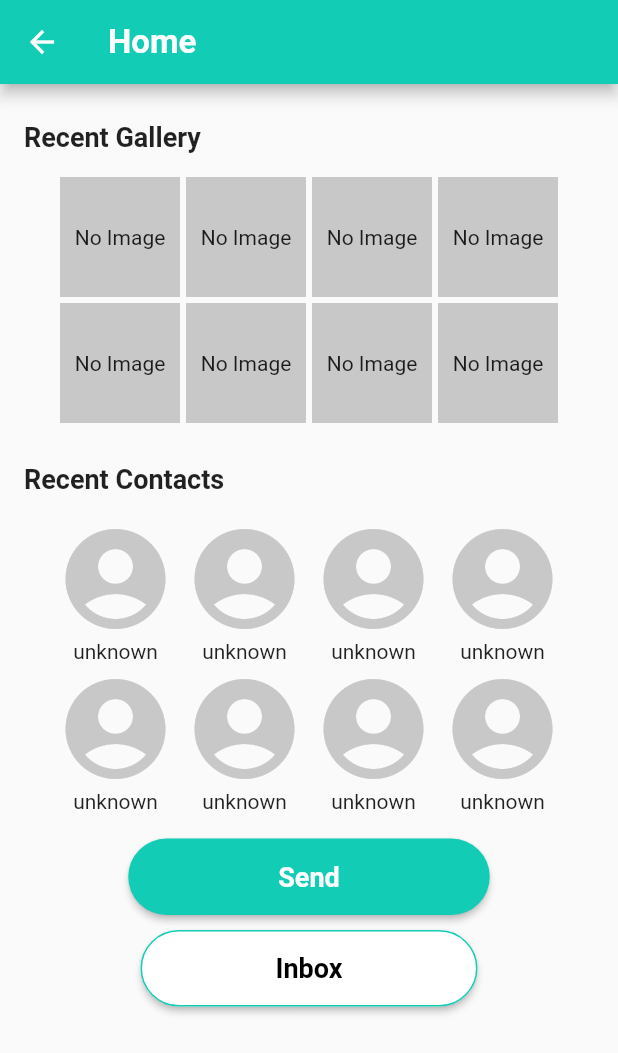
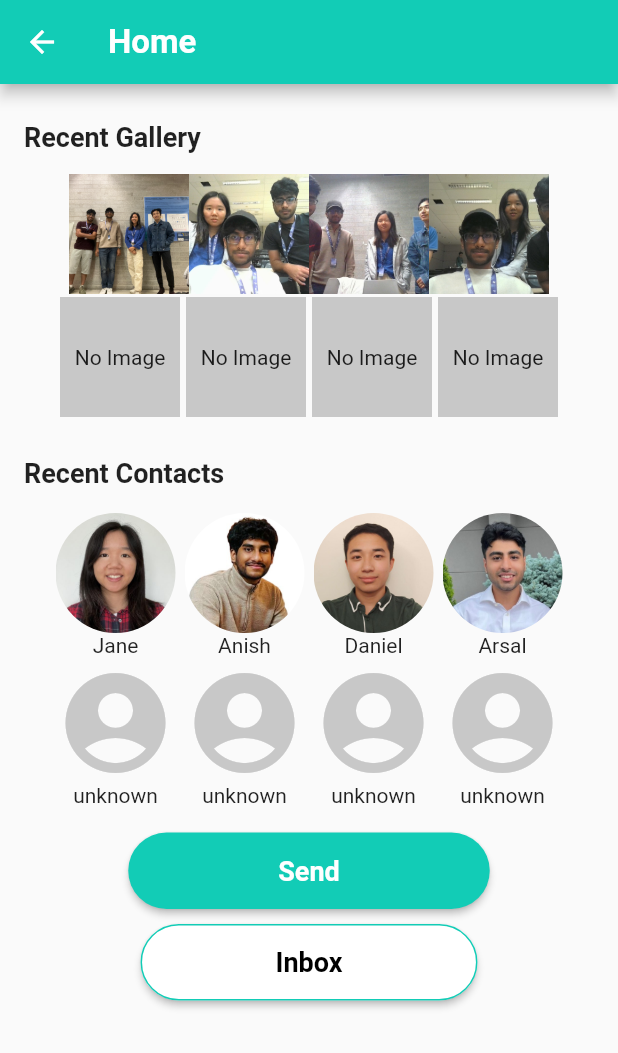
Before and after one commit to iCodePanda/FriendLens, a Flutter app: the Homepage screen opened directly, on a phone screen of 412 x 824 dp. Shown: the top 1053 px of the screen. Run offline on Flutter 3.47's test engine with Material 2 defaults, Android fonts, the phone set to English and light mode, and no system bars; our stand-ins replace image_picker, table_calendar; Roboto replaces fonts that are missing (SFBold).

Commit message:
final - with our photos

```diff
--- a/friend_lens/lib/homeutils/contact.dart
+++ b/friend_lens/lib/homeutils/contact.dart
@@ -3,13 +3,16 @@ import 'package:friend_lens/constants.dart';
 
 class Contact extends StatelessWidget {
   const Contact(
-      {super.key, this.name = "unknown"}); //check if this conditional works
+      {super.key,
+      this.name = "unknown",
+      this.pathToPhoto}); //check if this conditional works
 
   final String name;
+  final String? pathToPhoto;
 
   @override
   Widget build(BuildContext context) {
-    if (name == "unknown") {
+    if (pathToPhoto == null) {
       return Container(
           margin: const EdgeInsets.only(top: 2, bottom: 2, left: 3, right: 3),
           child: Column(children: <Widget>[
@@ -17,8 +20,19 @@ class Contact extends StatelessWidget {
             Text(name)
           ]));
     } else {
-      return const Placeholder();
-      //If there is a person, provided that the api works
+      return Container(
+          margin: const EdgeInsets.only(top: 2, bottom: 2, left: 3, right: 3),
+          child: Column(children: <Widget>[
+            Container(
+              height: 80.0,
+              width: 80.0,
+              decoration: BoxDecoration(
+                  shape: BoxShape.circle,
+                  image: DecorationImage(
+                      image: AssetImage(pathToPhoto!), fit: BoxFit.cover)),
+            ),
+            Text(name)
+          ]));
     }
   }
 }
--- a/friend_lens/lib/homeutils/contactsCard.dart
+++ b/friend_lens/lib/homeutils/contactsCard.dart
@@ -9,9 +9,24 @@ class ContactsCard extends StatelessWidget {
     return const Column(
       crossAxisAlignment: CrossAxisAlignment.center,
       children: <Widget>[
-        Row(
-            mainAxisAlignment: MainAxisAlignment.center,
-            children: <Widget>[Contact(), Contact(), Contact(), Contact()]),
+        Row(mainAxisAlignment: MainAxisAlignment.center, children: <Widget>[
+          Contact(
+            name: "Jane",
+            pathToPhoto: "assets/images/JaneWatcard.png",
+          ),
+          Contact(
+            name: "Anish",
+            pathToPhoto: "assets/images/AnishLinkedin.png",
+          ),
+          Contact(
+            name: "Daniel",
+            pathToPhoto: "assets/images/DanielWatcard.png",
+          ),
+          Contact(
+            name: "Arsal",
+            pathToPhoto: "assets/images/ArsalLinkedin.jpeg",
+          )
+        ]),
         Row(
             mainAxisAlignment: MainAxisAlignment.center,
             children: <Widget>[Contact(), Contact(), Contact(), Contact()])
--- a/friend_lens/lib/homeutils/galleryImage.dart
+++ b/friend_lens/lib/homeutils/galleryImage.dart
@@ -2,10 +2,18 @@ import 'package:flutter/material.dart';
 import 'package:friend_lens/constants.dart';
 
 class GalleryImage extends StatelessWidget {
-  const GalleryImage({super.key});
+  const GalleryImage({super.key, this.filePath});
+
+  final String? filePath;
 
   @override
   Widget build(BuildContext context) {
+    if (filePath != null) {
+      return Container(
+          width: 80,
+          height: 80,
+          child: Image.asset(filePath!, fit: BoxFit.cover));
+    } else {
       return Container(
           width: 80,
           height: 80,
@@ -14,3 +22,4 @@ class GalleryImage extends StatelessWidget {
           child: Center(child: Text("No Image")));
     }
   }
+}
--- a/friend_lens/lib/homeutils/galleryTiles.dart
+++ b/friend_lens/lib/homeutils/galleryTiles.dart
@@ -12,10 +12,13 @@ class GalleryTiles extends StatelessWidget {
     return const Column(
       children: <Widget>[
         Row(mainAxisAlignment: MainAxisAlignment.center, children: <Widget>[
-          GalleryImage(),
-          GalleryImage(),
-          GalleryImage(),
-          GalleryImage()
+          GalleryImage(filePath: 'assets/images/Night1.jpg'),
+          GalleryImage(filePath: "assets/images/where's Daniel.jpg"),
+          GalleryImage(
+            filePath: 'assets/images/all four of us.jpg',
+          ),
+          GalleryImage(
+              filePath: "assets/images/all four but we're sitting on desks.jpg")
         ]),
         Row(mainAxisAlignment: MainAxisAlignment.center, children: <Widget>[
           GalleryImage(),
--- a/friend_lens/lib/main.dart
+++ b/friend_lens/lib/main.dart
@@ -19,7 +19,7 @@ class MyApp extends StatelessWidget {
   Widget build(BuildContext context) {
     return MaterialApp(
       theme: ThemeData(primaryColor: CYAN),
-      home: const GalleryAccess(),
+      home: const WelcomePage(),
       debugShowCheckedModeBanner: false,
     );
   }
--- a/friend_lens/pubspec.yaml
+++ b/friend_lens/pubspec.yaml
@@ -60,7 +60,7 @@ flutter:
   # the material Icons class.
   uses-material-design: true
   assets:
-    - assets/images/FriendLenslogo.png
+    - assets/images/
 
   # To add assets to your application, add an assets section, like this:
   # assets:
```
Also changed, not shown: friend_lens/assets/images/AnishLinkedin.png (added), friend_lens/assets/images/ArsalLinkedin.jpeg (added), friend_lens/assets/images/DanielWatcard.png (added), friend_lens/assets/images/JaneWatcard.png (added), friend_lens/assets/images/Night1.jpg (added), friend_lens/assets/images/all four but we're sitting on desks.jpg (added), friend_lens/assets/images/all four of us.jpg (added), friend_lens/assets/images/where's Daniel.jpg (added). Lines whose indentation alone changed are shown as unchanged.
